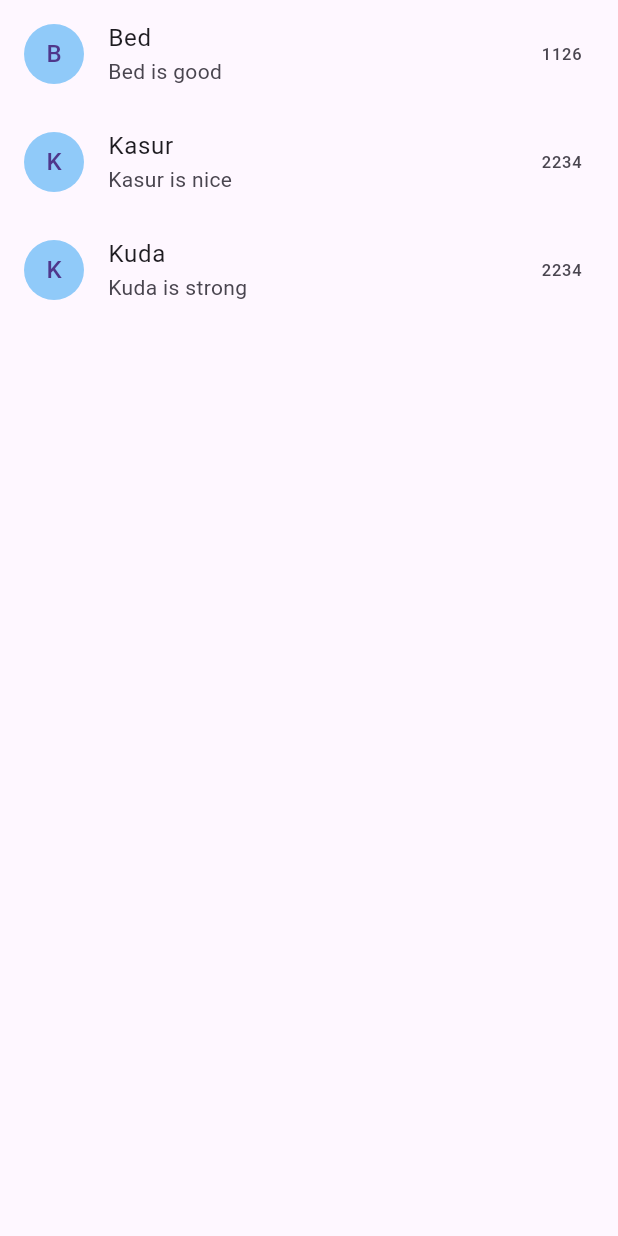
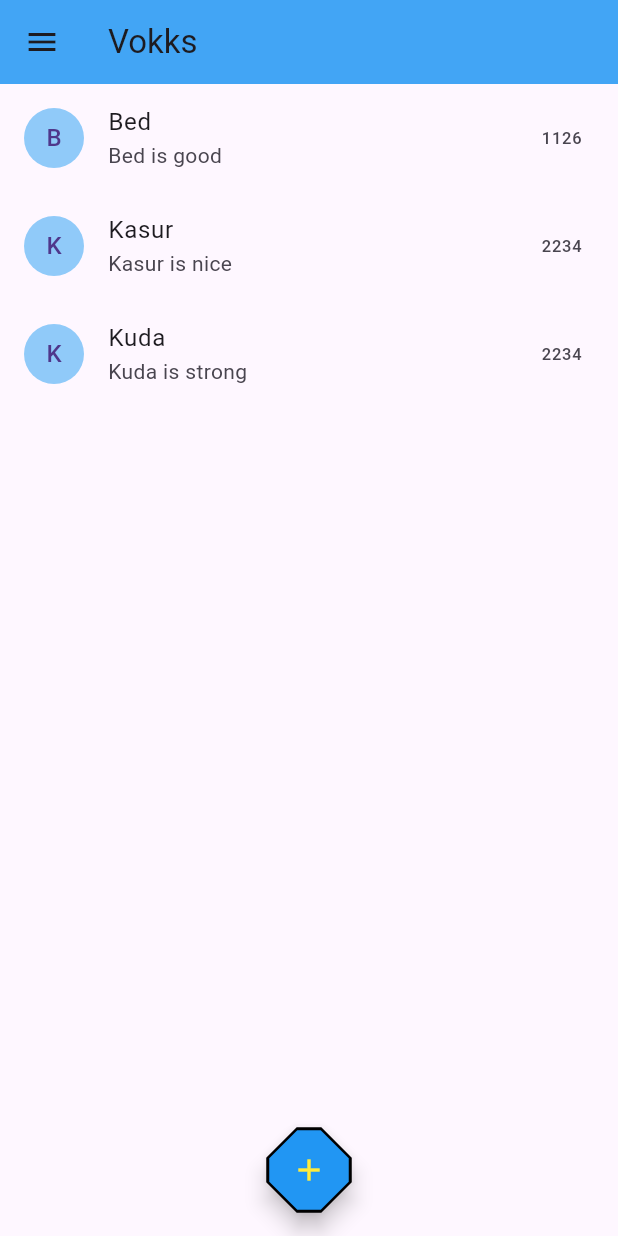
Before and after one commit to yudamuliawan07/fluter, a Flutter app: the screen it shows after launch, on a phone screen of 412 x 824 dp. Run offline on Flutter 3.47's test engine with Material 3 defaults, Android fonts, the phone set to English and light mode, and no system bars; our stand-ins replace font_awesome_flutter.

Commit message:
Button and Drawer Vokks Without action

```diff
--- a/firstproject/lib/screens/home.dart
+++ b/firstproject/lib/screens/home.dart
@@ -4,19 +4,105 @@ class Home extends StatelessWidget {
   Home({Key? key}) : super(key: key);
 
   List<String> product = ["Bed", "Kasur", "Kuda"];
-  List<String> productDetails = ["Bed is good", "Kasur is nice", "Kuda is strong"];
+  List<String> productDetails = [
+    "Bed is good",
+    "Kasur is nice",
+    "Kuda is strong"
+  ];
   List<int> price = [1126, 2234, 2234];
 
   @override
   Widget build(BuildContext context) {
     return Scaffold(
+      floatingActionButtonLocation: FloatingActionButtonLocation.centerFloat,
+      floatingActionButton: FloatingActionButton(
+        onPressed: (){},
+        child: Icon(Icons.add),
+        backgroundColor: Colors.blue,
+        foregroundColor: Colors.yellow,
+        shape: BeveledRectangleBorder(
+          borderRadius: BorderRadius.circular(20.0),
+          side: BorderSide(color: Colors.black, width: 1.0, style: BorderStyle.solid)
+        ),
+
+
+      ),
+      appBar: AppBar(
+        title: Text("Vokks"),
+        backgroundColor: Colors.blue.shade400,
+
+      ),
+      drawer: Drawer(
+        child: ListView(
+          children: [
+            UserAccountsDrawerHeader(
+              accountEmail: Text("yuda@gmail.com"),
+              accountName: Text("Coding Asal"),
+              currentAccountPicture: CircleAvatar(
+                foregroundImage: AssetImage("images/logo.png"),
+              ),
+              decoration: BoxDecoration(
+                color: Colors.blue,
+              ),
+
+            ),
+            ListTile(
+              leading: Icon(Icons.home),
+              title: Text("My Page"),
+              onTap: () {},
+            ),
+            ListTile(
+              leading: Icon(Icons.shopping_cart),
+              title: Text("Order Overview"),
+              onTap: () {},
+            ),
+            ListTile(
+              leading: Icon(Icons.print),
+              title: Text("Invoice/Delivery Notes/Receipt"),
+              onTap: () {},
+            ),
+            ListTile(
+              leading: Icon(Icons.create_new_folder_outlined),
+              title: Text("Wishlist"),
+              onTap: () {},
+            ),
+            ListTile(
+              leading: Icon(Icons.shopping_cart),
+              title: Text("Personal Setting"),
+              onTap: () {},
+            ),
+            ListTile(
+              leading: Icon(Icons.location_on),
+              title: Text("My Address"),
+              onTap: () {},
+            ),
+            ListTile(
+              leading: Icon(Icons.branding_watermark),
+              title: Text("Brand Management"),
+              onTap: () {},
+            ),
+            ListTile(
+              leading: Icon(Icons.favorite_outline),
+              title: Text("Personal Collection"),
+              onTap: () {},
+            ),
+            ListTile(
+              leading: Icon(Icons.logout),
+              title: Text("Logout"),
+              onTap: () {},
+            ),
+          ],
+        ),
+      ),
       body: Container(
         child: ListView.builder(
           itemCount: product.length,
           itemBuilder: (context, index) {
             return ListTile(
-
-              leading: CircleAvatar(child: Text(product[index][0]), backgroundColor: Colors.blue.shade200,),
+              leading: CircleAvatar(
+                child: Text(product[index][0]),
+                backgroundColor: Colors.blue.shade200,
+              ),
               title: Text(product[index]),
               subtitle: Text(productDetails[index]),
               trailing: Text(price[index].toString()),
```
